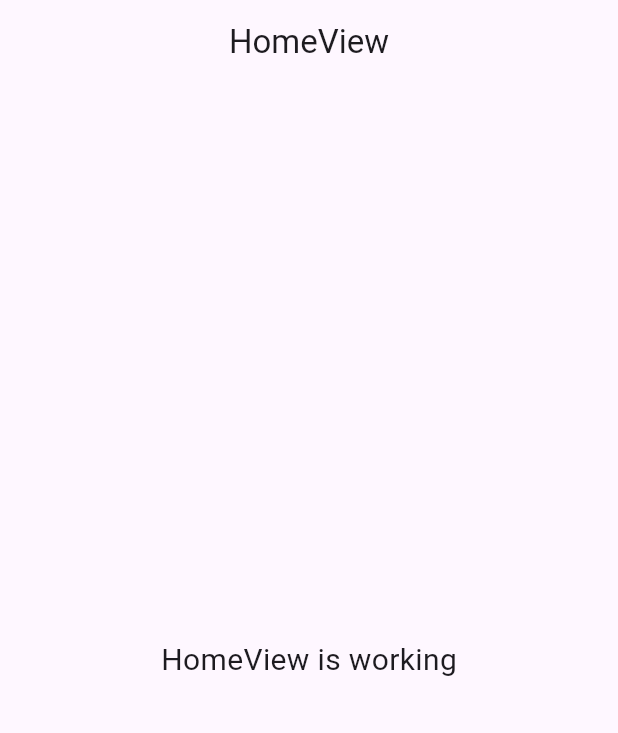
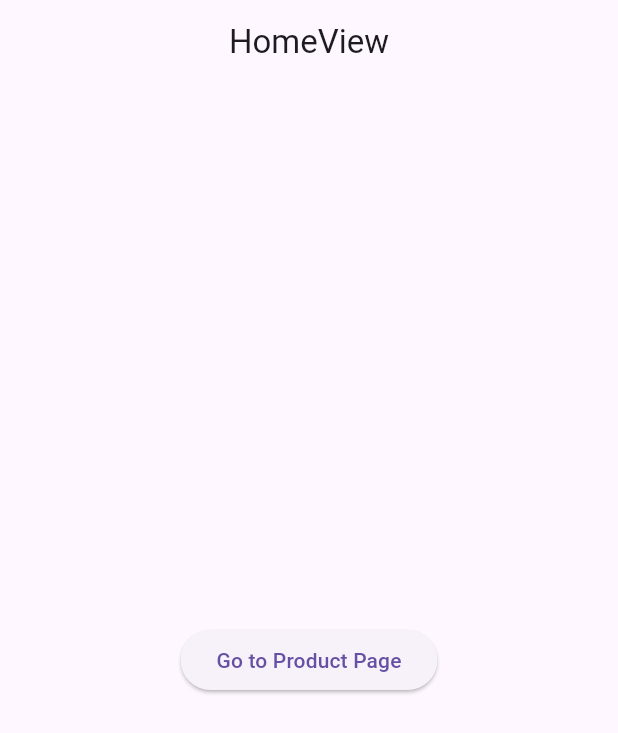
Before and after one commit to pendragonnn/learn-getx-cli-flutter, a Flutter app: the screen it shows after launch, on a phone screen of 412 x 824 dp. Shown: the top 733 px of the screen. Run offline on Flutter 3.47's test engine with Material 3 defaults, Android fonts, the phone set to English and light mode, and no system bars; our stand-ins replace get.

Commit message:
add: create pages with Get CLI

```diff
--- a/lib/app/modules/home/views/home_view.dart
+++ b/lib/app/modules/home/views/home_view.dart
@@ -1,6 +1,7 @@
 import 'package:flutter/material.dart';
 
 import 'package:get/get.dart';
+import 'package:test_cli/app/routes/app_pages.dart';
 
 import '../controllers/home_controller.dart';
 
@@ -13,10 +14,10 @@
         title: const Text('HomeView'),
         centerTitle: true,
       ),
-      body: const Center(
-        child: Text(
-          'HomeView is working',
-          style: TextStyle(fontSize: 20),
+      body: Center(
+        child: ElevatedButton(
+          onPressed: () => Get.toNamed(Routes.PRODUCTS),
+          child: Text("Go to Product Page"),
         ),
       ),
     );
--- a/lib/app/routes/app_pages.dart
+++ b/lib/app/routes/app_pages.dart
@@ -1,7 +1,11 @@
 import 'package:get/get.dart';
 
+import '../modules/add_product/bindings/add_product_binding.dart';
+import '../modules/add_product/views/add_product_view.dart';
 import '../modules/home/bindings/home_binding.dart';
 import '../modules/home/views/home_view.dart';
+import '../modules/products/bindings/products_binding.dart';
+import '../modules/products/views/products_view.dart';
 
 part 'app_routes.dart';
 
@@ -16,5 +20,15 @@
       page: () => const HomeView(),
       binding: HomeBinding(),
     ),
+    GetPage(
+      name: _Paths.PRODUCTS,
+      page: () => const ProductsView(),
+      binding: ProductsBinding(),
+    ),
+    GetPage(
+      name: _Paths.ADD_PRODUCT,
+      page: () => AddProductView(),
+      binding: AddProductBinding(),
+    ),
   ];
 }
--- a/lib/app/routes/app_routes.dart
+++ b/lib/app/routes/app_routes.dart
@@ -4,9 +4,13 @@
 abstract class Routes {
   Routes._();
   static const HOME = _Paths.HOME;
+  static const PRODUCTS = _Paths.PRODUCTS;
+  static const ADD_PRODUCT = _Paths.ADD_PRODUCT;
 }
 
 abstract class _Paths {
   _Paths._();
   static const HOME = '/home';
+  static const PRODUCTS = '/products';
+  static const ADD_PRODUCT = '/add-product';
 }
```
Also changed, not shown: lib/app/modules/add_product/bindings/add_product_binding.dart (added, +12 -0 lines), lib/app/modules/add_product/controllers/add_product_controller.dart (added, +7 -0 lines), lib/app/modules/add_product/views/add_product_view.dart (added, +48 -0 lines), lib/app/modules/products/bindings/products_binding.dart (added, +12 -0 lines), lib/app/modules/products/controllers/products_controller.dart (added, +22 -0 lines), lib/app/modules/products/views/products_view.dart (added, +33 -0 lines).
